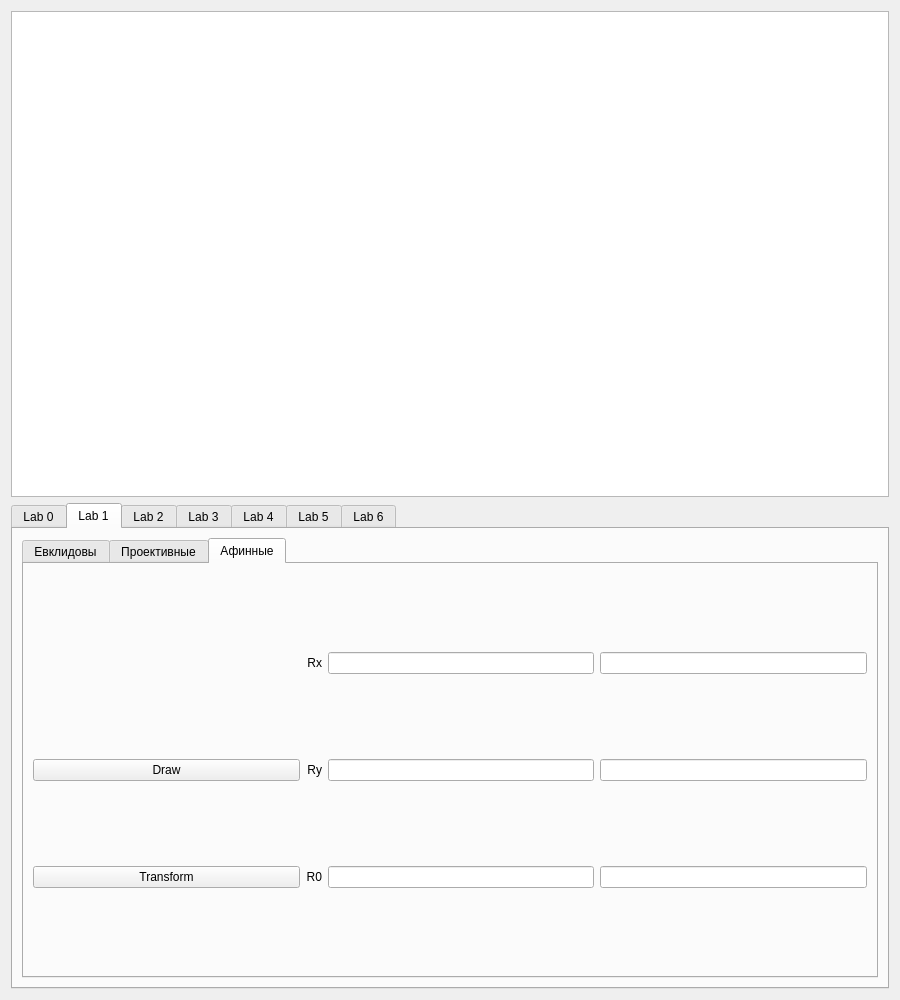
First picture: the form in lab01/app/templates/form_v2.ui, repository MikeKPI/CGApp, before the edit.
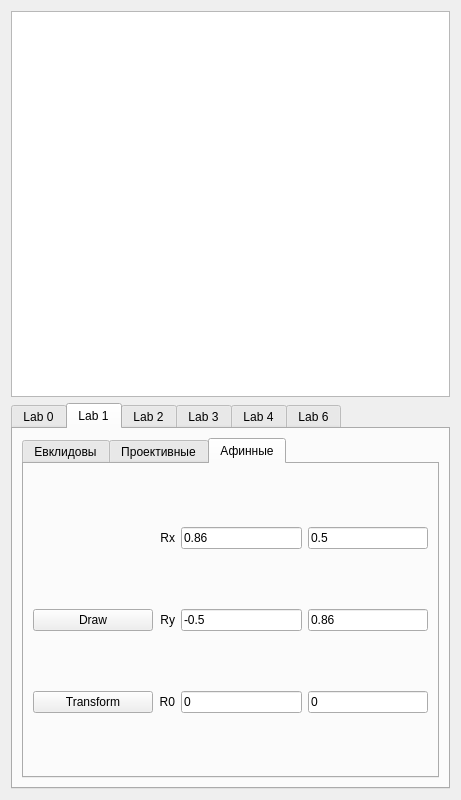
Second picture: the form after the edit. The open tabs and pages were chosen to show the change. Icons and pictures are not drawn. Custom widgets are drawn as their Qt base class.

The edit to the form file:
```diff
--- a/lab01/app/templates/form_v2.ui
+++ b/lab01/app/templates/form_v2.ui
@@ -6,8 +6,8 @@
    <rect>
     <x>0</x>
     <y>0</y>
-    <width>900</width>
-    <height>1000</height>
+    <width>461</width>
+    <height>800</height>
    </rect>
   </property>
   <property name="windowTitle">
@@ -366,10 +366,18 @@
                <item>
                 <layout class="QGridLayout" name="gridLayout_5">
                  <item row="1" column="3">
-                  <widget class="QLineEdit" name="ry_1_afin_ledit"/>
+                  <widget class="QLineEdit" name="ry_1_afin_ledit">
+                   <property name="text">
+                    <string>0.86</string>
+                   </property>
+                  </widget>
                  </item>
                  <item row="0" column="2">
-                  <widget class="QLineEdit" name="rx_0_afin_ledit"/>
+                  <widget class="QLineEdit" name="rx_0_afin_ledit">
+                   <property name="text">
+                    <string>0.86</string>
+                   </property>
+                  </widget>
                  </item>
                  <item row="0" column="1">
                   <widget class="QLabel" name="label_11">
@@ -382,13 +390,25 @@
                   </widget>
                  </item>
                  <item row="2" column="3">
-                  <widget class="QLineEdit" name="r0_1_afin_ledit"/>
+                  <widget class="QLineEdit" name="r0_1_afin_ledit">
+                   <property name="text">
+                    <string>0</string>
+                   </property>
+                  </widget>
                  </item>
                  <item row="0" column="3">
-                  <widget class="QLineEdit" name="rx_1_afin_ledit"/>
+                  <widget class="QLineEdit" name="rx_1_afin_ledit">
+                   <property name="text">
+                    <string>0.5</string>
+                   </property>
+                  </widget>
                  </item>
                  <item row="2" column="2">
-                  <widget class="QLineEdit" name="r0_0_afin_ledit"/>
+                  <widget class="QLineEdit" name="r0_0_afin_ledit">
+                   <property name="text">
+                    <string>0</string>
+                   </property>
+                  </widget>
                  </item>
                  <item row="1" column="1">
                   <widget class="QLabel" name="label_12">
@@ -401,7 +421,11 @@
                   </widget>
                  </item>
                  <item row="1" column="2">
-                  <widget class="QLineEdit" name="ry_0_afin_ledit"/>
+                  <widget class="QLineEdit" name="ry_0_afin_ledit">
+                   <property name="text">
+                    <string>-0.5</string>
+                   </property>
+                  </widget>
                  </item>
                  <item row="2" column="1">
                   <widget class="QLabel" name="label_13">
@@ -465,11 +489,6 @@
          <string>Lab 4</string>
         </attribute>
        </widget>
-       <widget class="QWidget" name="tab_6">
-        <attribute name="title">
-         <string>Lab 5</string>
-        </attribute>
-       </widget>
        <widget class="QWidget" name="tab_7">
         <attribute name="title">
          <string>Lab 6</string>
```
Left out of the diff: 24 changed lines with no effect on the pictures.
